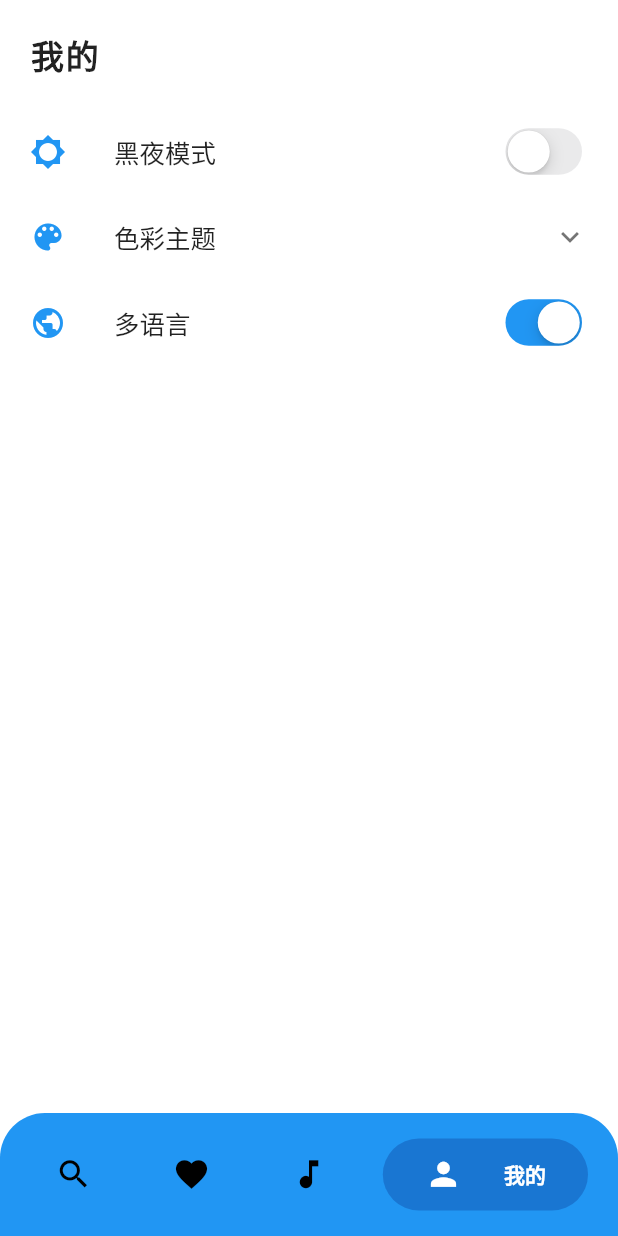
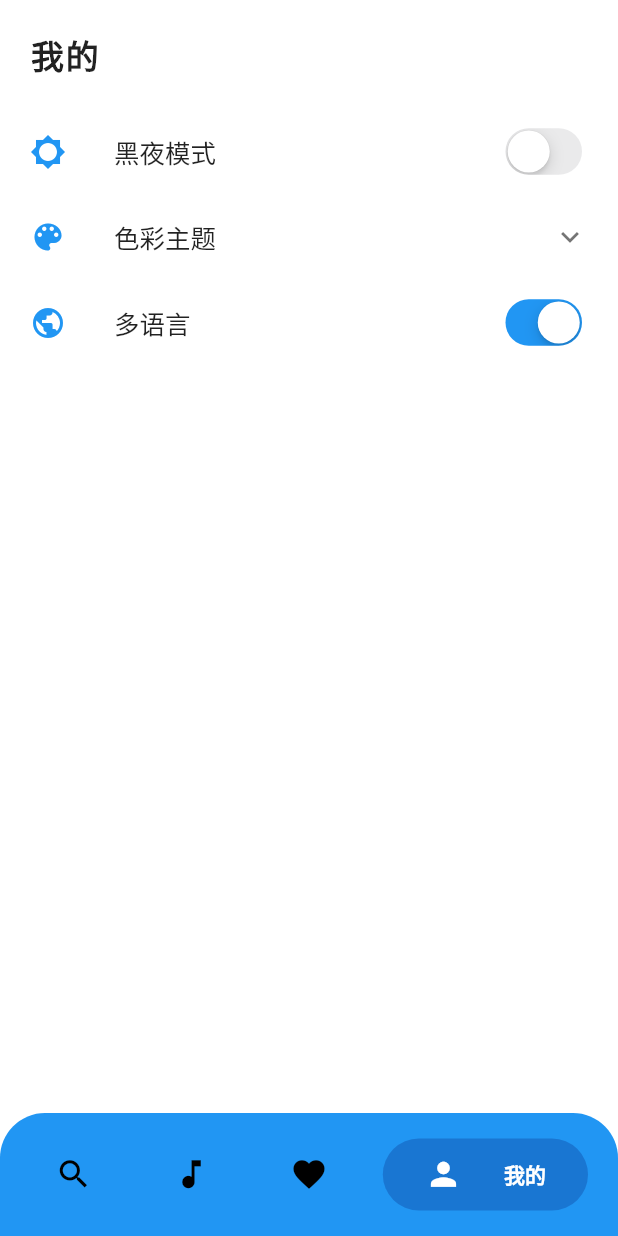
Before and after one commit to jycoast/pure_music, a Flutter app: the screen it shows after launch, swiped to page 4, on a phone screen of 412 x 824 dp. Run offline on Flutter 3.47's test engine with Material 2 defaults, Android fonts, the phone set to English and light mode, and no system bars; drawn by our look-alikes of bubble_bottom_bar, pull_to_refresh; our stand-ins replace audioplayers, cached_network_image, dio, localstorage, oktoast, shared_preferences and 1 more; Roboto replaces fonts that are missing (system).

Commit message:
bugfix：修复下载的音乐无法跳转的问题

```diff
--- a/lib/service/base_repository.dart
+++ b/lib/service/base_repository.dart
@@ -1,5 +1,4 @@
 import 'package:flutter_music_app/config/net/base_api.dart';
-import 'package:flutter_music_app/model/song_model.dart';
 
 import '../config/apis/api.dart';
 
--- a/lib/ui/page/player_page.dart
+++ b/lib/ui/page/player_page.dart
@@ -1,4 +1,3 @@
-import 'dart:ui';
 import 'package:flutter/material.dart';
 import 'package:flutter_music_app/anims/player_anim.dart';
 import 'package:flutter_music_app/model/download_model.dart';
@@ -43,10 +42,6 @@ class _PlayPageState extends State<PlayPage> with TickerProviderStateMixin {
   void dispose() {
     controllerPlayer.dispose();
     super.dispose();
-  }
-
-  String getSongUrl(Song s) {
-    return 'http://music.163.com/song/media/outer/url?id=${s.songid}.mp3';
   }
 
   @override
--- a/lib/ui/page/tab/favorite_page.dart
+++ b/lib/ui/page/tab/favorite_page.dart
@@ -119,7 +119,7 @@ class _FavoritePageState extends State<FavoritePage>
                       return GestureDetector(
                         onTap: () {
                           if (null != data.url) {
-                            SongModel songModel = Provider.of(context);
+                            SongModel songModel = Provider.of(context, listen: false);
                             songModel.setSongs(new List<Song>.from(
                                 favoriteModel.favoriteSong));
                             songModel.setCurrentIndex(index);
--- a/lib/ui/page/tab/music_page.dart
+++ b/lib/ui/page/tab/music_page.dart
@@ -131,7 +131,7 @@ class _MusicPageState extends State<MusicPage>
                         return GestureDetector(
                           onTap: () {
                             if (null != data.url) {
-                              SongModel songModel = Provider.of(context);
+                              SongModel songModel = Provider.of(context, listen: false);
                               songModel.setSongs(new List<Song>.from(
                                   downloadModel.downloadSong));
                               songModel.setCurrentIndex(index);
--- a/lib/ui/page/tab/tab_navigator.dart
+++ b/lib/ui/page/tab/tab_navigator.dart
@@ -1,5 +1,4 @@
 import 'package:bubble_bottom_bar/bubble_bottom_bar.dart';
-import 'package:flutter/cupertino.dart';
 import 'package:flutter/material.dart';
 import 'package:flutter/services.dart';
 import 'package:flutter_music_app/generated/i18n.dart';
@@ -93,6 +92,22 @@ class _TabNavigatorState extends State<TabNavigator> {
             BubbleBottomBarItem(
               backgroundColor: Theme.of(context).primaryColorDark,
               icon: Icon(
+                Icons.music_note,
+                size: 25.0,
+              ),
+              activeIcon: Icon(
+                Icons.music_note,
+                size: 25.0,
+                color: Colors.white,
+              ),
+              title: Text(
+                S.of(context).localMusic,
+                style: TextStyle(color: Colors.white),
+              ),
+            ),
+            BubbleBottomBarItem(
+              backgroundColor: Theme.of(context).primaryColorDark,
+              icon: Icon(
                 Icons.favorite,
                 size: 25.0,
               ),
@@ -103,22 +118,6 @@ class _TabNavigatorState extends State<TabNavigator> {
               ),
               title: Text(
                 S.of(context).tabFavorite,
-                style: TextStyle(color: Colors.white),
-              ),
-            ),
-            BubbleBottomBarItem(
-              backgroundColor: Theme.of(context).primaryColorDark,
-              icon: Icon(
-                Icons.music_note,
-                size: 25.0,
-              ),
-              activeIcon: Icon(
-                Icons.music_note,
-                size: 25.0,
-                color: Colors.white,
-              ),
-              title: Text(
-                S.of(context).localMusic,
                 style: TextStyle(color: Colors.white),
               ),
             ),
--- a/lib/ui/widget/album_carousel.dart
+++ b/lib/ui/widget/album_carousel.dart
@@ -87,7 +87,7 @@ class _AlbumCarouselState extends State<AlbumCarousel> {
                   : favoriteModel.isCollect(data)
                       ? Icon(
                           Icons.favorite,
-                          color: Theme.of(context).accentColor,
+                          color: Theme.of(context).colorScheme.secondary,
                           size: 20.0,
                         )
                       : Icon(
--- a/lib/ui/widget/song_list_carousel.dart
+++ b/lib/ui/widget/song_list_carousel.dart
@@ -141,7 +141,7 @@ class _ForYouCarouselState extends State<SongListCarousel> {
                         : favoriteModel.isCollect(data)
                             ? Icon(
                                 Icons.favorite,
-                                color: Theme.of(context).accentColor,
+                                color: Theme.of(context).colorScheme.secondary,
                                 size: 20.0,
                               )
                             : Icon(
```
Also changed, not shown: lib/config/apis/api.dart (+22 -16 lines), lib/model/download_model.dart (+3 -5 lines).
